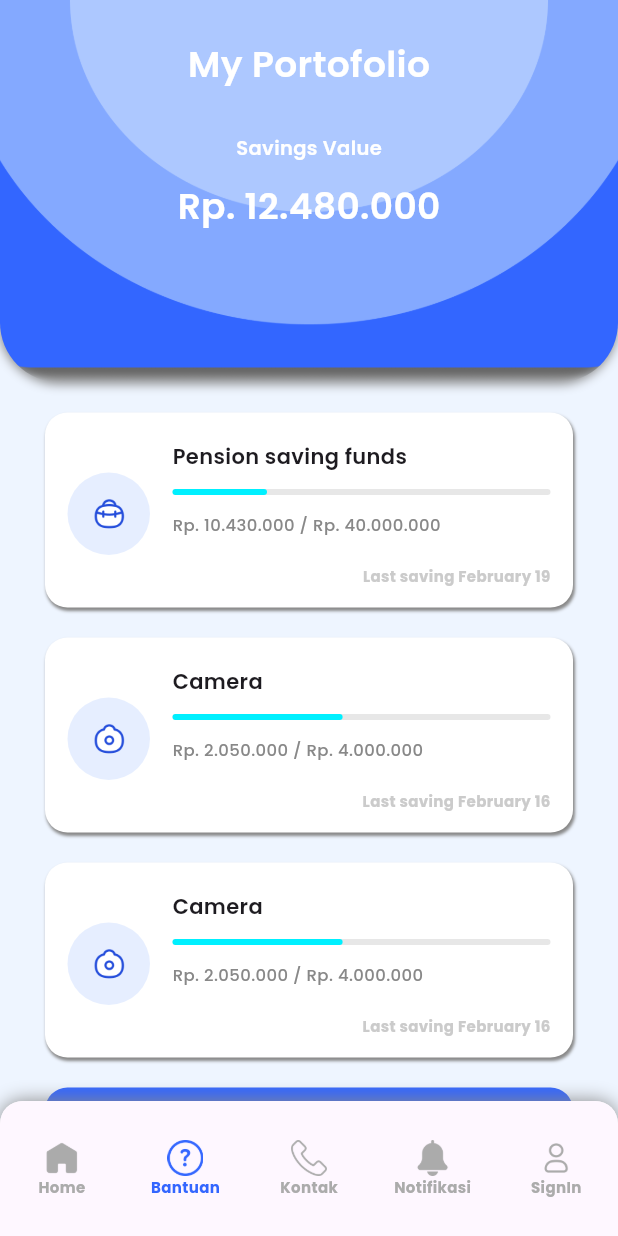
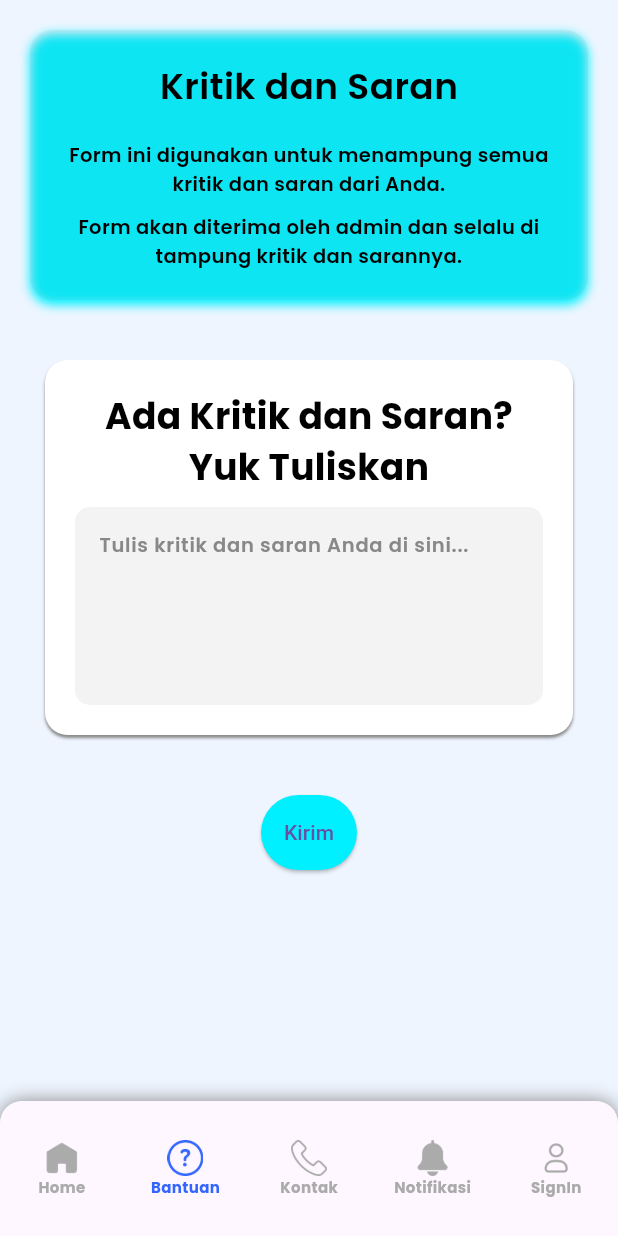
Before and after one commit to aldisakti2/Nusantara-News-App, a Flutter app: the screen it shows after launch, item 2 of the bottom bar chosen, on a phone screen of 412 x 824 dp. Run offline on Flutter 3.47's test engine with Material 3 defaults, Android fonts, the phone set to English and light mode, and no system bars; drawn by our look-alikes of percent_indicator; our stand-ins replace bloc, cloud_firestore, firebase_auth, firebase_core, flutter_bloc, flutter_svg and 2 more; accounts and stored records are empty.

Commit message:
update bantuan

```diff
--- a/lib/pages/portofolio_page.dart
+++ b/lib/pages/portofolio_page.dart
@@ -1,190 +1,142 @@
-import 'package:flutter/cupertino.dart';
 import 'package:flutter/material.dart';
-import 'package:percent_indicator/percent_indicator.dart';
+import 'package:cloud_firestore/cloud_firestore.dart';
 import '../styles/colors.dart';
 import '../styles/text_style.dart';
 
 class PortofolioPage extends StatelessWidget {
-  const PortofolioPage({Key? key}) : super(key: key);
+  PortofolioPage({Key? key}) : super(key: key);
+
+  final TextEditingController feedbackController = TextEditingController();
+
   @override
   Widget build(BuildContext context) {
     return SingleChildScrollView(
       child: Column(
         children: [
           Container(
-            padding: EdgeInsets.only(top: 25),
-            height: 255,
-            width: double.infinity,
+            padding: EdgeInsets.all(20),
+            margin: EdgeInsets.all(20),
             decoration: BoxDecoration(
-              borderRadius: BorderRadius.vertical(
-                bottom: Radius.circular(40),
-              ),
-              image: DecorationImage(
-                  image: AssetImage('assets/images/bg-container-2.png'),
-                  fit: BoxFit.cover),
+              color: kGrey.withOpacity(0.1),
+              borderRadius: BorderRadius.circular(15),
               boxShadow: [
                 BoxShadow(
-                  color: kGrey,
+                  color: kAquaBlue,
                   blurRadius: 5,
-                  offset: Offset.fromDirection(2),
-                )
+                  offset: Offset(0, 3),
+                ),
               ],
             ),
-            child: SafeArea(
             child: Column(
               children: [
                 Text(
-                    'My Portofolio',
+                  'Kritik dan Saran',
                   style: kHeading6.copyWith(
-                      color: kWhite,
+                    color: kBlack,
                     fontWeight: FontWeight.w600,
                   ),
                 ),
-                  SizedBox(
-                    height: 30,
+                SizedBox(height: 20),
+                Text(
+                  'Form ini digunakan untuk menampung semua kritik dan saran dari Anda.',
+                  style: kSubtitlemid2.copyWith(
+                    color: kBlack,
                   ),
+                  textAlign: TextAlign.center,
+                ),
+                SizedBox(height: 10),
                 Text(
-                    'Savings Value',
+                  'Form akan diterima oleh admin dan selalu di tampung kritik dan sarannya.',
                   style: kSubtitlemid2.copyWith(
-                      color: kWhite,
+                    color: kBlack,
                   ),
-                  ),
-                  SizedBox(
-                    height: 12,
-                  ),
-                  Text(
-                    'Rp. 12.480.000',
-                    style: kHeading5.copyWith(
-                      color: kWhite,
-                    ),
+                  textAlign: TextAlign.center,
                 ),
               ],
             ),
           ),
-          ),
-          _portofolioCardList(
-              'Pension saving funds',
-              'assets/icons/pension.png',
-              0.25,
-              'Rp. 10.430.000 / Rp. 40.000.000',
-              'Last saving February 19'),
-          _portofolioCardList('Camera', 'assets/icons/camera.png', 0.45,
-              'Rp. 2.050.000 / Rp. 4.000.000', 'Last saving February 16'),
-          _portofolioCardList('Camera', 'assets/icons/camera.png', 0.45,
-              'Rp. 2.050.000 / Rp. 4.000.000', 'Last saving February 16'),
           Container(
-              margin: EdgeInsets.symmetric(vertical: 20, horizontal: 30),
-              child: TextButton(
-                onPressed: () {},
-                child: Row(
-                  mainAxisAlignment: MainAxisAlignment.center,
-                  children: [
-                    Icon(
-                      Icons.add,
-                      size: 13,
-                      color: kWhite,
-                    ),
-                    Text(
-                      'Add Portofolio',
-                      style: kSubtitlemid2.copyWith(
-                          color: kWhite, fontWeight: FontWeight.w600),
-                    ),
-                  ],
-                ),
-                style: TextButton.styleFrom(
-                  backgroundColor: kBlueRibbon,
-                  padding: EdgeInsets.symmetric(vertical: 15),
-                  shape: RoundedRectangleBorder(
-                    borderRadius: BorderRadius.all(Radius.circular(15)),
-                  ),
-                  elevation: 4,
-                ),
-              )),
-        ],
-      ),
-    );
-  }
-
-  Widget _portofolioCardList(
-      String title, String icon, double percent, String amount, String time) {
-    return Container(
-      margin: EdgeInsets.only(
-        left: 30,
-        right: 30,
-        top: 20,
-      ),
-      padding: EdgeInsets.fromLTRB(15, 19, 15, 14),
-      constraints: BoxConstraints.expand(
-        height: 130,
-      ),
+            margin: EdgeInsets.symmetric(horizontal: 30, vertical: 20),
+            padding: EdgeInsets.all(20),
             decoration: BoxDecoration(
               color: kWhite,
-        borderRadius: BorderRadius.all(
-          Radius.circular(15),
-        ),
+              borderRadius: BorderRadius.circular(15),
               boxShadow: [
                 BoxShadow(
                   color: kGrey,
                   blurRadius: 1,
-            offset: Offset.fromDirection(1, 2),
-          )
+                  offset: Offset(0, 2),
+                ),
               ],
             ),
-      child: Row(
+            child: Column(
+              crossAxisAlignment: CrossAxisAlignment.stretch,
               children: [
-          SizedBox(
-            height: 55,
-            width: 55,
-            child: CircleAvatar(
-              backgroundColor: kTropicalBlue.withOpacity(0.3),
-              child: Image(
-                image: AssetImage(icon),
-                width: 24,
+                Text(
+                  'Ada Kritik dan Saran? Yuk Tuliskan',
+                  style: kHeading6.copyWith(color: kBlack),
+                  textAlign: TextAlign.center,
+                ),
+                SizedBox(height: 10),
+                TextField(
+                  controller: feedbackController,
+                  maxLines: 5,
+                  keyboardType: TextInputType.multiline,
+                  decoration: InputDecoration(
+                    filled: true,
+                    fillColor: kGrey.withOpacity(0.1),
+                    hintText: 'Tulis kritik dan saran Anda di sini...',
+                    hintStyle: kSubtitlemid2.copyWith(color: kGrey),
+                    border: OutlineInputBorder(
+                      borderSide: BorderSide.none,
+                      borderRadius: BorderRadius.circular(10),
                     ),
                   ),
+                  style: kSubtitlemid2.copyWith(color: kBlack),
                 ),
-          SizedBox(
-            width: 15,
-          ),
-          Expanded(
-            child: Column(
-              crossAxisAlignment: CrossAxisAlignment.start,
-              children: [
-                Text(
-                  title,
-                  style: kSubtitle1,
-                ),
-                SizedBox(
-                  height: 12,
-                ),
-                LinearPercentIndicator(
-                  lineHeight: 4,
-                  padding: EdgeInsets.symmetric(horizontal: 0),
-                  progressColor: kAquaBlue,
-                  backgroundColor: kGrey.withOpacity(0.2),
-                  percent: percent,
-                  barRadius: Radius.circular(10),
-                ),
-                SizedBox(
-                  height: 12,
-                ),
-                Text(
-                  amount,
-                  style: kBody2.copyWith(color: kGrey),
-                ),
-                Spacer(),
-                Align(
-                  alignment: Alignment.bottomRight,
-                  child: Text(
-                    time,
-                    style: kCaption.copyWith(color: kVeryLightGray),
+              ],
             ),
           ),
-              ],
+          SizedBox(height: 20),
+          Container(
+            margin: EdgeInsets.symmetric(horizontal: 30),
+            child: ElevatedButton(
+              onPressed: () {
+                _submitFeedback(context);
+              },
+              style: ElevatedButton.styleFrom(
+                backgroundColor: kAquaBlue,
+                padding: EdgeInsets.symmetric(vertical: 15),
+              ),
+              child: Text('Kirim'),
             ),
           ),
         ],
       ),
     );
   }
+
+  Future<void> _submitFeedback(BuildContext context) async {
+    if (feedbackController.text.isEmpty) {
+      ScaffoldMessenger.of(context).showSnackBar(
+        SnackBar(content: Text('Kritik dan saran tidak boleh kosong')),
+      );
+      return;
     }
+
+    try {
+      await FirebaseFirestore.instance.collection('feedback').add({
+        'feedback': feedbackController.text,
+        'timestamp': Timestamp.now(),
+      });
+      feedbackController.clear();
+      ScaffoldMessenger.of(context).showSnackBar(
+        SnackBar(content: Text('Kritik dan saran berhasil dikirim')),
+      );
+    } catch (e) {
+      ScaffoldMessenger.of(context).showSnackBar(
+        SnackBar(content: Text('Terjadi kesalahan, coba lagi')),
+      );
+    }
+  }
+}
```
Also changed, not shown: 1 other file. Lines whose indentation alone changed are shown as unchanged.
